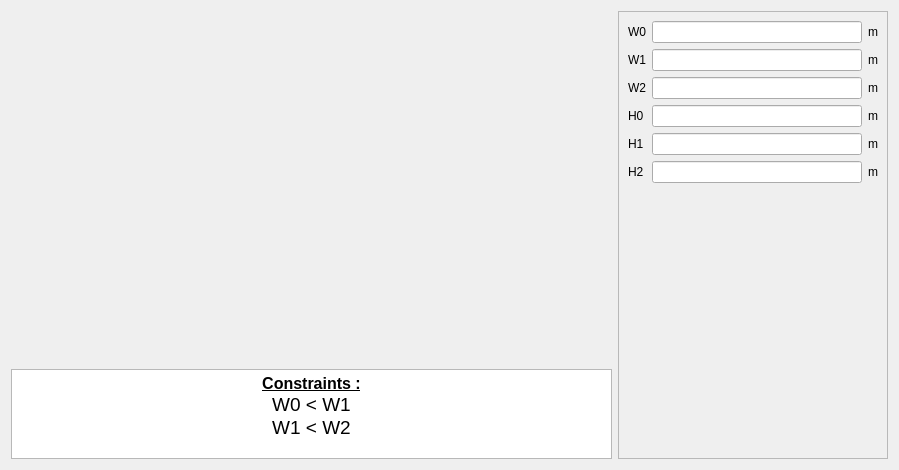
First picture: the form in pyleecan/GUI/Dialog/DMachineSetup/SWSlot/PWSlot29/PWSlot29.ui, repository Eomys/pyleecan, before the edit.
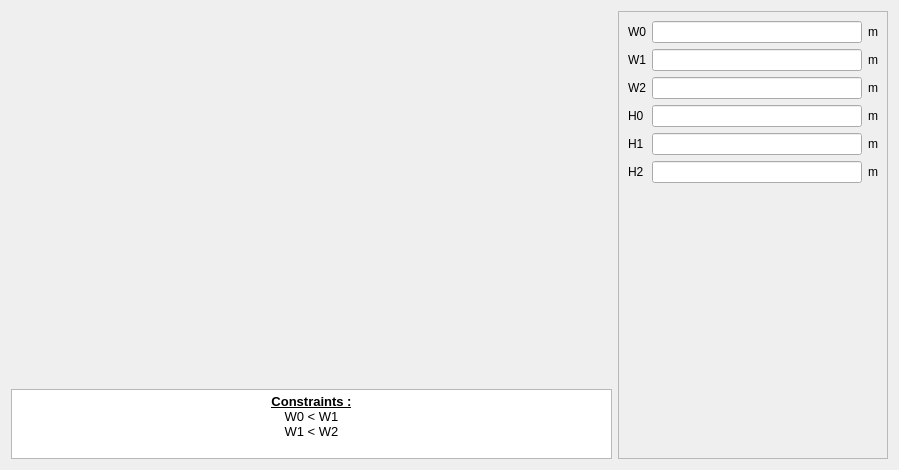
Second picture: the form after the edit. Icons and pictures are not drawn. Custom widgets are drawn as their Qt base class.

Commit message: [NF] update QTextEdit font when generating GUI + better display math symbols

Diff of the .ui file:
```diff
--- a/pyleecan/GUI/Dialog/DMachineSetup/SWSlot/PWSlot29/PWSlot29.ui
+++ b/pyleecan/GUI/Dialog/DMachineSetup/SWSlot/PWSlot29/PWSlot29.ui
@@ -67,7 +67,7 @@
        <property name="maximumSize">
         <size>
          <width>16777215</width>
-         <height>90</height>
+         <height>70</height>
         </size>
        </property>
        <property name="verticalScrollBarPolicy">
@@ -78,9 +78,9 @@
 &lt;html&gt;&lt;head&gt;&lt;meta name=&quot;qrichtext&quot; content=&quot;1&quot; /&gt;&lt;style type=&quot;text/css&quot;&gt;
 p, li { white-space: pre-wrap; }
 &lt;/style&gt;&lt;/head&gt;&lt;body style=&quot; font-family:'MS Shell Dlg 2'; font-size:7.8pt; font-weight:400; font-style:normal;&quot;&gt;
-&lt;p align=&quot;center&quot; style=&quot; margin-top:0px; margin-bottom:0px; margin-left:0px; margin-right:0px; -qt-block-indent:0; text-indent:0px;&quot;&gt;&lt;span style=&quot; font-size:12pt; font-weight:600; text-decoration: underline;&quot;&gt;Constraints :&lt;/span&gt;&lt;/p&gt;
-&lt;p align=&quot;center&quot; style=&quot; margin-top:0px; margin-bottom:0px; margin-left:0px; margin-right:0px; -qt-block-indent:0; text-indent:0px;&quot;&gt;&lt;span style=&quot; font-size:14pt;&quot;&gt;W0 &amp;lt; W1&lt;/span&gt;&lt;/p&gt;
-&lt;p align=&quot;center&quot; style=&quot; margin-top:0px; margin-bottom:0px; margin-left:0px; margin-right:0px; -qt-block-indent:0; text-indent:0px;&quot;&gt;&lt;span style=&quot; font-size:14pt;&quot;&gt;W1 &amp;lt; W2&lt;/span&gt;&lt;/p&gt;&lt;/body&gt;&lt;/html&gt;</string>
+&lt;p align=&quot;center&quot; style=&quot; margin-top:0px; margin-bottom:0px; margin-left:0px; margin-right:0px; -qt-block-indent:0; text-indent:0px;&quot;&gt;&lt;span style=&quot; font-size:10pt; font-weight:600; text-decoration: underline;&quot;&gt;Constraints :&lt;/span&gt;&lt;/p&gt;
+&lt;p align=&quot;center&quot; style=&quot; margin-top:0px; margin-bottom:0px; margin-left:0px; margin-right:0px; -qt-block-indent:0; text-indent:0px;&quot;&gt;&lt;span style=&quot; font-size:10pt;&quot;&gt;W0 &amp;lt; W1&lt;/span&gt;&lt;/p&gt;
+&lt;p align=&quot;center&quot; style=&quot; margin-top:0px; margin-bottom:0px; margin-left:0px; margin-right:0px; -qt-block-indent:0; text-indent:0px;&quot;&gt;&lt;span style=&quot; font-size:10pt;&quot;&gt;W1 &amp;lt; W2&lt;/span&gt;&lt;/p&gt;&lt;/body&gt;&lt;/html&gt;</string>
        </property>
        <property name="textInteractionFlags">
         <set>Qt::TextSelectableByKeyboard|Qt::TextSelectableByMouse</set>
```
The commit also changes 66 other files.
